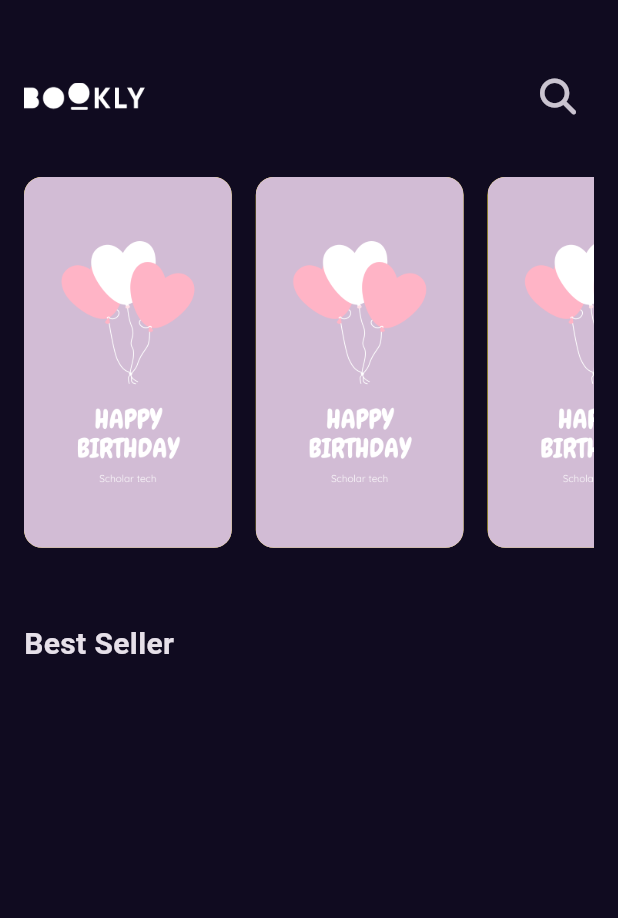
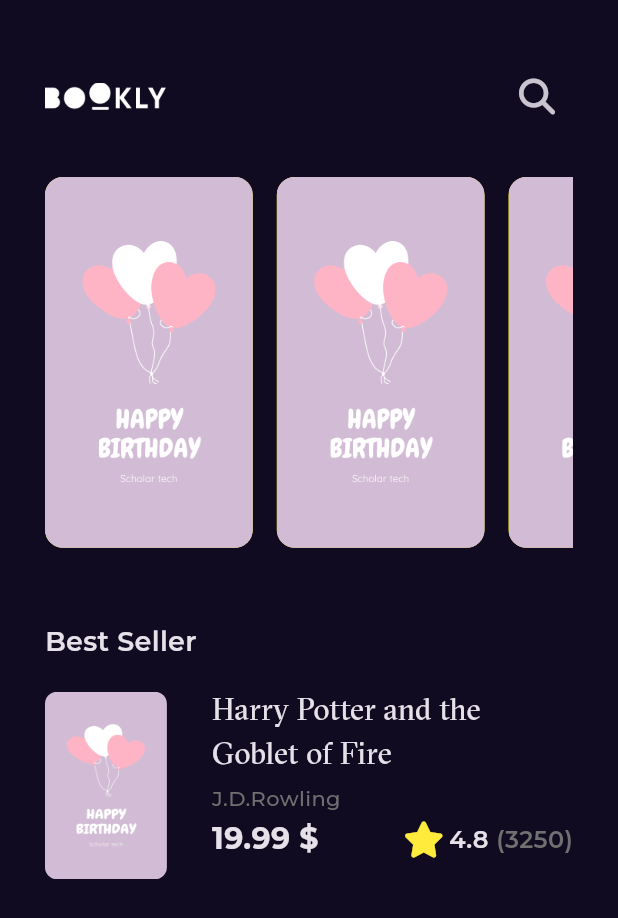
Before and after one commit to mohamedatantawy/BookApp, a Flutter app: the screen it shows after launch, on a phone screen of 412 x 824 dp. Shown: the top 918 px of the screen. Run offline on Flutter 3.47's test engine with Material 3 defaults, Android fonts, the phone set to English and light mode, and no system bars; our stand-ins replace font_awesome_flutter, get, google_fonts.

Commit message:
item of Best seller is done and add GT Sectra font

```diff
--- /dev/null
+++ b/lib/Features/Home/presentation/Views/widgets/Best_seller_List_view_item.dart
@@ -0,0 +1,80 @@
+import 'package:flutter/material.dart';
+import 'package:font_awesome_flutter/font_awesome_flutter.dart';
+import 'package:product/Features/Home/presentation/Views/widgets/Book_Rating.dart';
+import 'package:product/constants.dart';
+import 'package:product/core/utils/assets.dart';
+import 'package:product/core/utils/style.dart';
+
+class BestsellerListViewItem extends StatelessWidget {
+  const BestsellerListViewItem({super.key});
+
+  @override
+  Widget build(BuildContext context) {
+    return SizedBox(
+      height: 125,
+      child: Row(
+        children: [
+          AspectRatio(
+            aspectRatio: 2.6 / 4,
+            child: Container(
+              decoration: BoxDecoration(
+                borderRadius: BorderRadius.circular(8),
+                image: const DecorationImage(
+                    image: AssetImage(
+                      AssetsData.image2,
+                    ),
+                    fit: BoxFit.fill),
+              ),
+            ),
+          ),
+          Expanded(
+            child: Padding(
+              padding: const EdgeInsets.only(left: 30),
+              child: Column(
+                crossAxisAlignment: CrossAxisAlignment.start,
+                children: [
+                  SizedBox(
+                    width: MediaQuery.of(context).size.width * 0.5,
+                    child: Text(
+                      'Harry Potter and the Goblet of Fire',
+                      style: Style.textstyle20.copyWith(
+                        fontFamily: kgtsertrafont,
+                      ),
+                      maxLines: 2,
+                      overflow: TextOverflow.ellipsis,
+                    ),
+                  ),
+                  const SizedBox(
+                    height: 3,
+                  ),
+                  Text(
+                    'J.D.Rowling',
+                    style: Style.textstyle14.copyWith(
+                      fontWeight: FontWeight.w500,
+                      color:const Color(0xff707070)
+                    ),
+                  ),
+                  const SizedBox(
+                    height: 3,
+                  ),
+                  Row(
+                    mainAxisAlignment: MainAxisAlignment.spaceBetween,
+                    children: [
+                      Text(
+                        r'19.99 $',
+                        style: Style.textstyle20.copyWith(
+                          fontWeight: FontWeight.w700,
+                        ),
+                      ),
+                      const RowReting(),
+                    ],
+                  ),
+                ],
+              ),
+            ),
+          ),
+        ],
+      ),
+    );
+  }
+}
--- /dev/null
+++ b/lib/Features/Home/presentation/Views/widgets/Book_Rating.dart
@@ -0,0 +1,35 @@
+import 'package:flutter/material.dart';
+import 'package:font_awesome_flutter/font_awesome_flutter.dart';
+import 'package:product/core/utils/style.dart';
+
+class RowReting extends StatelessWidget {
+  const RowReting({super.key});
+
+  @override
+  Widget build(BuildContext context) {
+    return Row(
+      children: [
+        const Icon(
+          FontAwesomeIcons.solidStar,
+          color: Colors.yellow,
+        ),
+        const SizedBox(
+          width: 6.3,
+        ),
+        const Text(
+          '4.8',
+          style: Style.textstyle16,
+        ),
+        const SizedBox(
+          width: 5,
+        ),
+        Text(
+          '(3250)',
+          style: Style.textstyle16.copyWith(
+            color: const Color(0xff707070),
+          ),
+        ),
+      ],
+    );
+  }
+}
--- a/lib/Features/Home/presentation/Views/widgets/homeView_body.dart
+++ b/lib/Features/Home/presentation/Views/widgets/homeView_body.dart
@@ -1,7 +1,10 @@
 import 'package:flutter/material.dart';
+import 'package:google_fonts/google_fonts.dart';
+import 'package:product/Features/Home/presentation/Views/widgets/Best_seller_List_view_item.dart';
 import 'package:product/Features/Home/presentation/Views/widgets/CustomeAppbar.dart';
 import 'package:product/Features/Home/presentation/Views/widgets/customeListView.dart';
 import 'package:product/Features/Home/presentation/Views/widgets/customeListViewItem.dart';
+import 'package:product/constants.dart';
 import 'package:product/core/utils/assets.dart';
 import 'package:product/core/utils/style.dart';
 
@@ -11,7 +14,7 @@ class HomeviewBody extends StatelessWidget {
   @override
   Widget build(BuildContext context) {
     return const Padding(
-      padding: EdgeInsets.symmetric(horizontal: 16),
+      padding: EdgeInsets.symmetric(horizontal: 30),
       child: Column(
         crossAxisAlignment: CrossAxisAlignment.start,
         children: [
@@ -28,8 +31,12 @@ class HomeviewBody extends StatelessWidget {
           ),
           Text(
             'Best Seller',
-            style: Style.titlemeduim,
+            style: Style.textstyle18,
           ),
+          SizedBox(
+            height: 20,
+          ),
+          BestsellerListViewItem(),
         ],
       ),
     );
--- a/lib/constants.dart
+++ b/lib/constants.dart
@@ -2,3 +2,4 @@ import 'package:flutter/material.dart';
 
 const kprimaycolor = Color(0xff100B20);
 const ktersationDuration = Duration(milliseconds: 250);
+const kgtsertrafont = 'GT Sectra Fine';
--- a/lib/core/utils/style.dart
+++ b/lib/core/utils/style.dart
@@ -1,8 +1,26 @@
 import 'package:flutter/material.dart';
+import 'package:product/constants.dart';
 
 abstract class Style {
-  static const titlemeduim = TextStyle(
+  static const textstyle14 = TextStyle(
+    fontSize: 14,
+    fontWeight: FontWeight.normal,
+  );
+  static const textstyle16 = TextStyle(
+    fontSize: 16,
+    fontWeight: FontWeight.w600,
+  );
+  static const textstyle18 = TextStyle(
+    fontSize: 18,
+    fontWeight: FontWeight.w600,
+  );
+  static const textstyle20 = TextStyle(
     fontSize: 20,
-    fontWeight: FontWeight.w600
+    fontWeight: FontWeight.normal,
+  );
+  static const textstyle30 = TextStyle(
+    fontSize: 30,
+    fontWeight: FontWeight.normal,
+    fontFamily: kgtsertrafont,
   );
 }
--- a/lib/main.dart
+++ b/lib/main.dart
@@ -1,5 +1,6 @@
 import 'package:flutter/material.dart';
 import 'package:get/get.dart';
+import 'package:google_fonts/google_fonts.dart';
 import 'package:product/Features/Splash/data/presentation/View/splashView.dart';
 import 'package:product/constants.dart';
 
@@ -14,7 +15,10 @@ class Bookapp extends StatelessWidget {
   Widget build(BuildContext context) {
     return GetMaterialApp(
       debugShowCheckedModeBanner: false,
-      theme: ThemeData.dark().copyWith(scaffoldBackgroundColor: kprimaycolor),
+      theme: ThemeData.dark().copyWith(
+          scaffoldBackgroundColor: kprimaycolor,
+          textTheme:
+              GoogleFonts.montserratTextTheme(ThemeData.dark().textTheme)),
       home: const Splashview(),
     );
   }
```
Also changed, not shown: pubspec.yaml (+5 -4 lines), assets/fonts/GT-Sectra-Fine-Regular.ttf (added), pubspec.lock, 1 other file.
